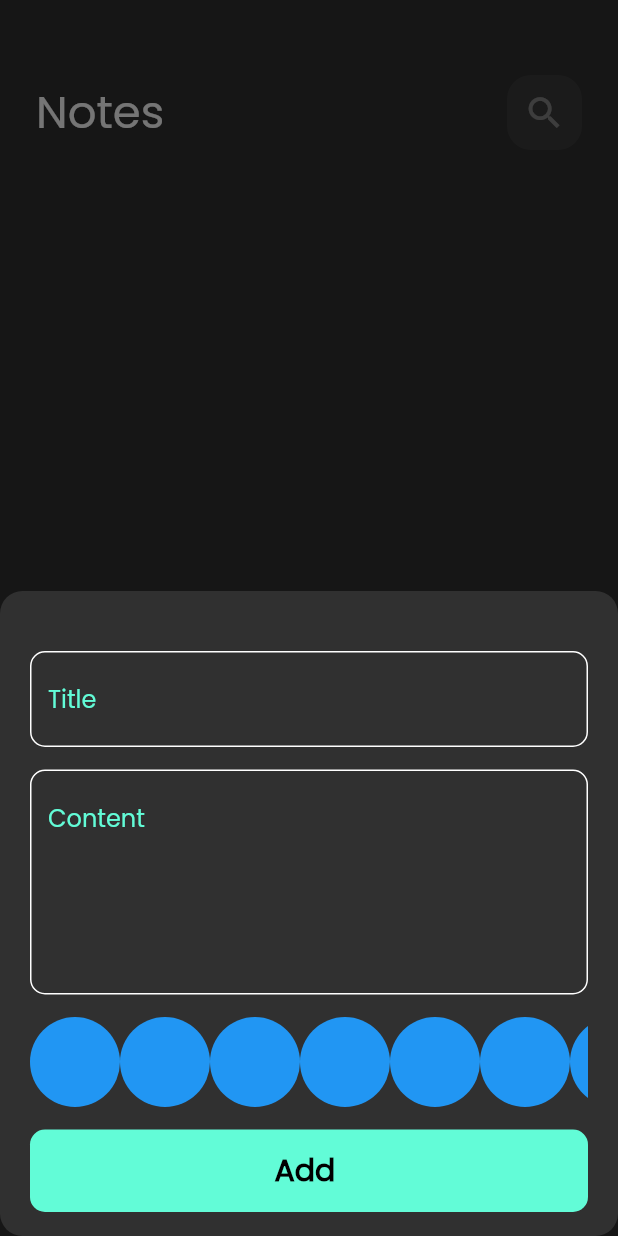
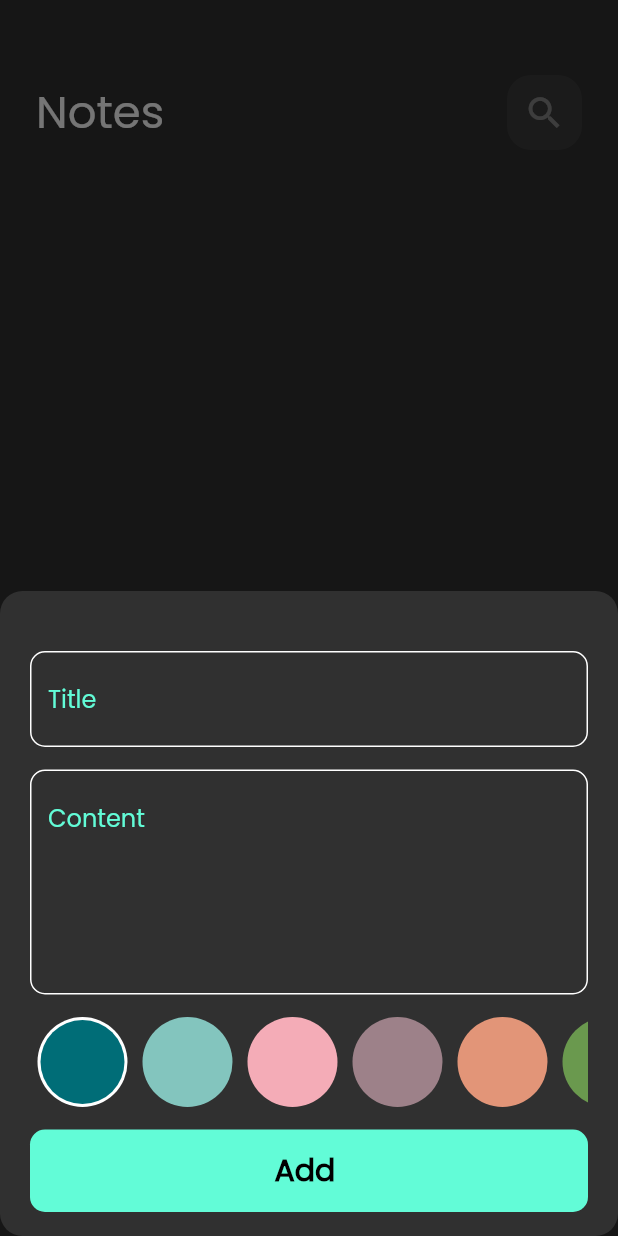
Before and after one commit to EkhlassHijjo/Note_App, a Flutter app: the screen it shows after launch, after a tap on the "add" icon, on a phone screen of 412 x 824 dp. Run offline on Flutter 3.47's test engine with Material 2 defaults, Android fonts, the phone set to English and light mode, and no system bars; our stand-ins replace flutter_bloc, font_awesome_flutter, hive, hive_flutter; accounts and stored records are empty.

Commit message:
Colors list view part 2

```diff
--- a/lib/views/widgets/colors_list_view.dart
+++ b/lib/views/widgets/colors_list_view.dart
@@ -1,16 +1,42 @@
 import 'package:flutter/material.dart';
 
 class ColorItem extends StatelessWidget {
+  const ColorItem({super.key, required this.isActive, required this.color});
+  final bool isActive;
+  final Color color;
   @override
   Widget build(BuildContext context) {
-    return CircleAvatar(
-      backgroundColor: Colors.blue,
-      radius: 30,
-    );
+    return isActive
+        ? CircleAvatar(
+            backgroundColor: Colors.white,
+            radius: 32,
+            child: CircleAvatar(
+              backgroundColor: color,
+              radius: 28,
+            ),
+          )
+        : CircleAvatar(
+            backgroundColor: color,
+            radius: 32,
+          );
   }
 }
 
-class ColorsListView extends StatelessWidget {
+class ColorsListView extends StatefulWidget {
+  @override
+  State<ColorsListView> createState() => _ColorsListViewState();
+}
+
+class _ColorsListViewState extends State<ColorsListView> {
+  int currentIndex = 0;
+  List<Color> colors = const [
+    Color(0xff006D77),
+    Color(0xff83C5BE),
+    Color(0xffF4ACB7),
+    Color(0xff9D8189),
+    Color(0xffE29578),
+    Color(0xff6A994E)
+  ];
   @override
   Widget build(BuildContext context) {
     return Container(
@@ -19,8 +45,20 @@ class ColorsListView extends StatelessWidget {
       child: ListView.builder(
         shrinkWrap: true,
         scrollDirection: Axis.horizontal,
-        itemBuilder: (context, index) => ColorItem(),
-        itemCount: 10,
+        itemBuilder: (context, index) => Padding(
+          padding: const EdgeInsets.symmetric(horizontal: 3),
+          child: GestureDetector(
+            onTap: () {
+              currentIndex = index;
+              setState(() {});
+            },
+            child: ColorItem(
+              color: colors[index],
+              isActive: currentIndex == index, // is mean true
+            ),
+          ),
+        ),
+        itemCount: colors.length,
       ),
     );
   }
```
